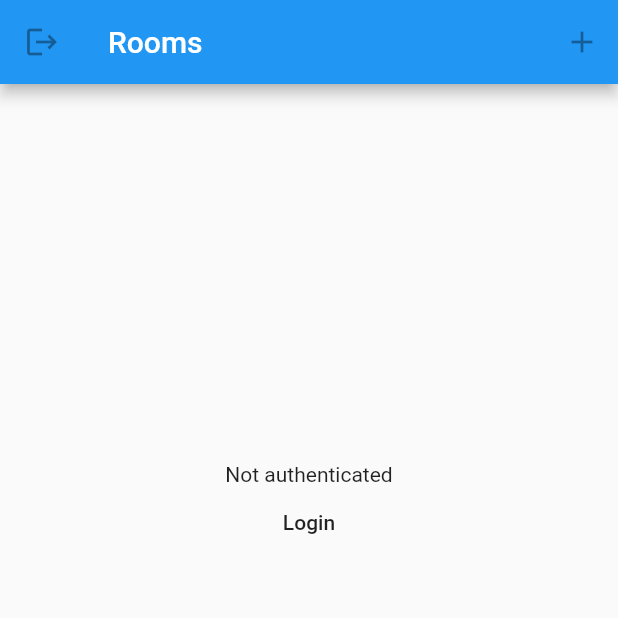
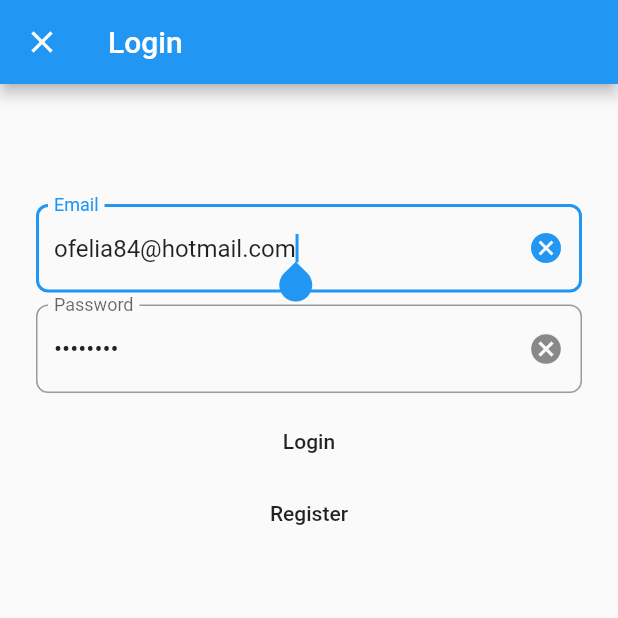
Before and after one commit to flyerhq/flutter_firebase_chat_core, a Flutter app: the screen it shows after launch, after a tap on "Login", on a phone screen of 412 x 824 dp, the top half of it. Run offline on Flutter 3.47's test engine with Material 2 defaults, Android fonts, the phone set to English and light mode, and no system bars; our stand-ins replace cloud_firestore, firebase_auth, firebase_core, flutter_chat_types, flutter_chat_ui; accounts and stored records are empty.

Commit message:
Login widget (#4)
* Login widget

* Hardcode titles

* Const added

* Margin fix

* Fixes after MR

Co-authored-by: Alex Demchenko <alexdemchenko@yahoo.com>

```diff
--- a/example/lib/chat.dart
+++ b/example/lib/chat.dart
@@ -23,7 +23,7 @@ class ChatPage extends StatelessWidget {
         initialData: [],
         builder: (context, snapshot) {
           return Chat(
-            messages: snapshot.data ?? [],
+            messages: snapshot.data,
             onSendPressed: (message) => FirebaseChatCore.instance.sendMessage(
               message,
               roomId,
--- /dev/null
+++ b/example/lib/login.dart
@@ -0,0 +1,151 @@
+import 'dart:io' show Platform;
+import 'package:firebase_auth/firebase_auth.dart';
+import 'package:flutter/material.dart';
+
+class LoginPage extends StatefulWidget {
+  LoginPage({Key key}) : super(key: key);
+
+  @override
+  _LoginPageState createState() => _LoginPageState();
+}
+
+class _LoginPageState extends State<LoginPage> {
+  bool _loggingIn = false;
+  FocusNode _focusNode;
+  String _password = 'Qawsed1-';
+  TextEditingController _passwordController;
+  String _username =
+      Platform.isIOS ? 'dexter.crona@gmail.com' : 'ofelia84@hotmail.com';
+  TextEditingController _usernameController;
+
+  @override
+  void initState() {
+    super.initState();
+    _focusNode = FocusNode();
+    _passwordController = TextEditingController(text: _password);
+    _usernameController = TextEditingController(text: _username);
+  }
+
+  @override
+  void dispose() {
+    _focusNode.dispose();
+    _passwordController.dispose();
+    _usernameController.dispose();
+    super.dispose();
+  }
+
+  void _login() async {
+    FocusScope.of(context).unfocus();
+
+    setState(() {
+      _loggingIn = true;
+    });
+
+    try {
+      await FirebaseAuth.instance.signInWithEmailAndPassword(
+        email: _usernameController.text,
+        password: _passwordController.text,
+      );
+      Navigator.of(context, rootNavigator: true).pop();
+    } catch (e) {
+      setState(() {
+        _loggingIn = false;
+      });
+
+      showDialog(
+        context: context,
+        builder: (context) => AlertDialog(
+          actions: [
+            TextButton(
+              child: const Text('OK'),
+              onPressed: () {
+                Navigator.of(context).pop();
+              },
+            ),
+          ],
+          content: Text(
+            e.toString(),
+          ),
+          title: const Text('Error'),
+        ),
+      );
+    }
+  }
+
+  @override
+  Widget build(BuildContext context) {
+    return Scaffold(
+      appBar: AppBar(
+        title: const Text('Login'),
+      ),
+      body: SingleChildScrollView(
+        child: Container(
+          padding: const EdgeInsets.only(top: 80, left: 24, right: 24),
+          child: Column(
+            children: [
+              TextField(
+                autocorrect: false,
+                autofillHints: _loggingIn ? null : [AutofillHints.email],
+                autofocus: true,
+                controller: _usernameController,
+                decoration: InputDecoration(
+                  border: OutlineInputBorder(
+                    borderRadius: const BorderRadius.all(
+                      Radius.circular(8.0),
+                    ),
+                  ),
+                  labelText: 'Email',
+                  suffixIcon: IconButton(
+                    icon: const Icon(Icons.cancel),
+                    onPressed: () => _usernameController.clear(),
+                  ),
+                ),
+                keyboardType: TextInputType.emailAddress,
+                onEditingComplete: () {
+                  _focusNode.requestFocus();
+                },
+                readOnly: _loggingIn,
+                textCapitalization: TextCapitalization.none,
+                textInputAction: TextInputAction.next,
+              ),
+              Container(
+                margin: EdgeInsets.symmetric(vertical: 8),
+                child: TextField(
+                  autocorrect: false,
+                  autofillHints: _loggingIn ? null : [AutofillHints.password],
+                  controller: _passwordController,
+                  decoration: InputDecoration(
+                    border: OutlineInputBorder(
+                      borderRadius: const BorderRadius.all(
+                        Radius.circular(8.0),
+                      ),
+                    ),
+                    labelText: 'Password',
+                    suffixIcon: IconButton(
+                      icon: const Icon(Icons.cancel),
+                      onPressed: () => _passwordController.clear(),
+                    ),
+                  ),
+                  focusNode: _focusNode,
+                  keyboardType: TextInputType.emailAddress,
+                  obscureText: true,
+                  onEditingComplete: _login,
+                  textCapitalization: TextCapitalization.none,
+                  textInputAction: TextInputAction.done,
+                ),
+              ),
+              FlatButton(
+                onPressed: _loggingIn ? null : _login,
+                child: const Text('Login'),
+              ),
+              FlatButton(
+                onPressed: _loggingIn ? null : () {},
+                child: const Text('Register'),
+              ),
+            ],
+          ),
+        ),
+      ),
+    );
+  }
+}
--- a/example/lib/main.dart
+++ b/example/lib/main.dart
@@ -14,7 +14,7 @@ class MyApp extends StatelessWidget {
         primarySwatch: Colors.blue,
         visualDensity: VisualDensity.adaptivePlatformDensity,
       ),
-      home: RoomsPage(title: 'Rooms'),
+      home: RoomsPage(),
     );
   }
 }
--- a/example/lib/rooms.dart
+++ b/example/lib/rooms.dart
@@ -1,13 +1,12 @@
 import 'package:example/chat.dart';
+import 'package:example/login.dart';
 import 'package:firebase_auth/firebase_auth.dart' as auth;
 import 'package:firebase_core/firebase_core.dart';
 import 'package:flutter/material.dart';
 import 'package:flutter_firebase_chat_core/flutter_firebase_chat_core.dart';
 
 class RoomsPage extends StatefulWidget {
-  RoomsPage({Key key, this.title}) : super(key: key);
-
-  final String title;
+  RoomsPage({Key key}) : super(key: key);
 
   @override
   _RoomsPageState createState() => _RoomsPageState();
@@ -42,21 +41,6 @@ class _RoomsPageState extends State<RoomsPage> {
     }
   }
 
-  void login() async {
-    try {
-      await auth.FirebaseAuth.instance.signInWithEmailAndPassword(
-        email: "dexter.crona@gmail.com",
-        password: "Qawsed1-",
-      );
-    } on auth.FirebaseAuthException catch (e) {
-      if (e.code == 'user-not-found') {
-        print('No user found for that email.');
-      } else if (e.code == 'wrong-password') {
-        print('Wrong password provided for that user.');
-      }
-    }
-  }
-
   void logout() async {
     await auth.FirebaseAuth.instance.signOut();
   }
@@ -76,17 +60,40 @@ class _RoomsPageState extends State<RoomsPage> {
         actions: [
           IconButton(
             icon: const Icon(Icons.add),
-            onPressed: _user != null ? () {} : null,
+            onPressed: _user == null ? null : () {},
           ),
         ],
         leading: IconButton(
           icon: const Icon(Icons.logout),
-          onPressed: _user != null ? logout : null,
+          onPressed: _user == null ? null : logout,
         ),
-        title: Text(widget.title),
+        title: const Text('Rooms'),
       ),
-      body: _user != null
-          ? StreamBuilder<List<Room>>(
+      body: _user == null
+          ? Container(
+              alignment: Alignment.center,
+              margin: const EdgeInsets.only(
+                bottom: 200,
+              ),
+              child: Column(
+                mainAxisAlignment: MainAxisAlignment.center,
+                children: [
+                  const Text('Not authenticated'),
+                  FlatButton(
+                    onPressed: () {
+                      Navigator.of(context).push(
+                        MaterialPageRoute(
+                          fullscreenDialog: true,
+                          builder: (context) => LoginPage(),
+                        ),
+                      );
+                    },
+                    child: const Text('Login'),
+                  ),
+                ],
+              ),
+            )
+          : StreamBuilder<List<Room>>(
               stream: FirebaseChatCore.instance.rooms(),
               initialData: [],
               builder: (context, snapshot) {
@@ -108,8 +115,7 @@ class _RoomsPageState extends State<RoomsPage> {
 
                     return GestureDetector(
                       onTap: () {
-                        Navigator.push(
-                          context,
+                        Navigator.of(context).push(
                           MaterialPageRoute(
                             builder: (context) => ChatPage(
                               roomId: room.id,
@@ -144,22 +150,7 @@ class _RoomsPageState extends State<RoomsPage> {
                     );
                   },
                 );
-              })
-          : Container(
-              alignment: Alignment.center,
-              margin: const EdgeInsets.only(
-                bottom: 200,
-              ),
-              child: Column(
-                mainAxisAlignment: MainAxisAlignment.center,
-                children: [
-                  const Text('Not authenticated'),
-                  FlatButton(
-                    onPressed: login,
-                    child: const Text('Login'),
-                  ),
-                ],
-              ),
+              },
             ),
     );
   }
```
